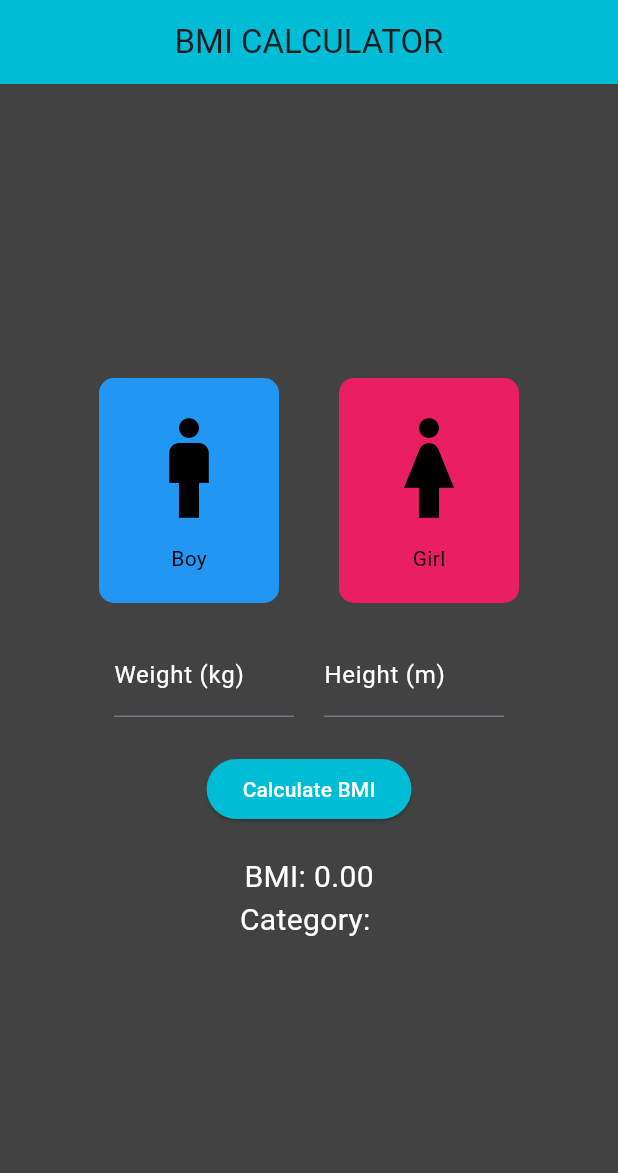
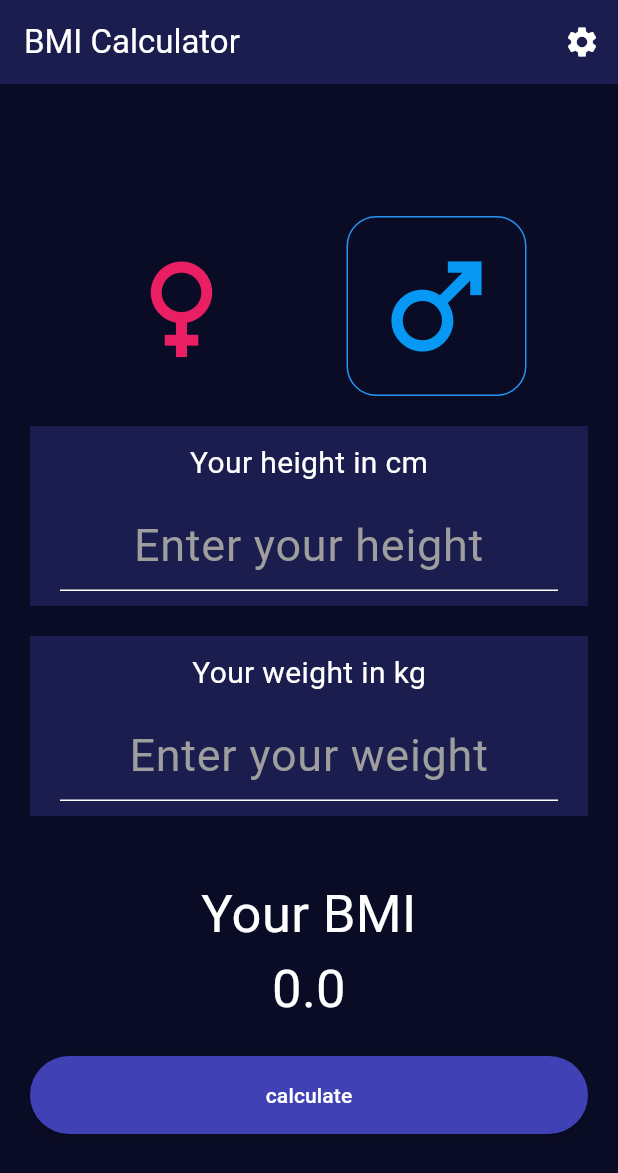
Before and after one commit to yashvara/BMI-Calculator, a Flutter app: the screen it shows after launch, on a phone screen of 412 x 824 dp. Shown: the top 1173 px of the screen. Run offline on Flutter 3.47's test engine with Material 2 defaults, Android fonts, the phone set to English and light mode, and no system bars.

Commit message:
Updated layout with Blue Theme

```diff
--- /dev/null
+++ b/lib/bmi_calculator.dart
@@ -0,0 +1,218 @@
+import 'package:flutter/material.dart';
+
+class Bmi_Calculator extends StatefulWidget {
+  const Bmi_Calculator(
+      {super.key}); // Constructor for the BMI calculator widget.
+
+  @override
+  State<Bmi_Calculator> createState() => _Bmi_CalculatorState();
+}
+
+class _Bmi_CalculatorState extends State<Bmi_Calculator> {
+  bool isFemaleSelected = false;
+  bool isMaleSelected = true; // Set male as the default gender
+  double height = 0.0;
+  double weight = 0.0;
+  double bmi = 0.0; // Initialize BMI to 0.0
+
+  @override
+  Widget build(BuildContext context) {
+    return Scaffold(
+      appBar: AppBar(
+        title: Text("BMI Calculator"), // App bar title
+        backgroundColor:
+            Color.fromARGB(255, 28, 29, 79), // App bar background color
+        foregroundColor: Colors.white, // App bar text color
+        actions: <Widget>[
+          Padding(
+            padding: EdgeInsets.only(left: 6.0),
+            child: IconButton(
+              onPressed: () {},
+              icon: Icon(Icons.settings), // Settings icon in app bar
+            ),
+          ),
+        ],
+      ),
+      body: Container(
+        padding: EdgeInsets.all(20),
+        color: Color.fromARGB(
+            255, 10, 12, 37), // Background color of the main container
+        child: Column(
+          mainAxisAlignment: MainAxisAlignment
+              .center, // Align contents vertically in the middle
+
+          children: [
+            SizedBox(height: 20), // Empty space for layout
+            Row(
+              mainAxisAlignment: MainAxisAlignment.center,
+              children: [
+                Container(
+                  width: 120,
+                  height: 120,
+                  decoration: BoxDecoration(
+                    borderRadius: BorderRadius.all(Radius.circular(20)),
+                    border: Border.all(
+                      color:
+                          isFemaleSelected ? Colors.blue : Colors.transparent,
+                      width: 1,
+                    ),
+                    shape: BoxShape.rectangle,
+                    color: Color.fromARGB(255, 10, 12, 37),
+                  ),
+                  child: InkWell(
+                    borderRadius: BorderRadius.circular(100),
+                    onTap: () {
+                      setState(() {
+                        isFemaleSelected = true;
+                        isMaleSelected = false;
+                      });
+                    },
+                    child: Center(
+                      child: Icon(
+                        Icons.female,
+                        size: 90,
+                        color: Colors.pink,
+                      ),
+                    ),
+                  ),
+                ),
+                SizedBox(
+                    width: 50), // Empty space between female and male icons
+                Container(
+                  width: 120,
+                  height: 120,
+                  decoration: BoxDecoration(
+                    borderRadius: BorderRadius.all(Radius.circular(20)),
+                    border: Border.all(
+                      color: isMaleSelected ? Colors.blue : Colors.transparent,
+                      width: 1,
+                    ),
+                    color: Color.fromARGB(255, 10, 12, 37),
+                  ),
+                  child: InkWell(
+                    borderRadius: BorderRadius.circular(100),
+                    onTap: () {
+                      setState(() {
+                        isMaleSelected = true;
+                        isFemaleSelected = false;
+                      });
+                    },
+                    child: Center(
+                      child: Icon(
+                        Icons.male,
+                        size: 90,
+                        color: Color.fromARGB(255, 7, 152, 243),
+                      ),
+                    ),
+                  ),
+                ),
+              ],
+            ),
+            SizedBox(height: 20), // Empty space for layout
+            Container(
+              color: Color.fromARGB(255, 28, 29, 79),
+              padding: EdgeInsets.symmetric(horizontal: 20, vertical: 10),
+              child: Column(
+                mainAxisAlignment: MainAxisAlignment.center,
+                children: [
+                  Text(
+                    'Your height in cm', // Text indicating the height input
+                    style: TextStyle(
+                      color: Colors.white,
+                      fontSize: 20,
+                    ),
+                  ),
+                  SizedBox(height: 10), // Empty space for layout
+                  Center(
+                    child: TextField(
+                      onChanged: (value) => {height = double.parse(value)},
+                      textAlign: TextAlign.center,
+                      style: TextStyle(color: Colors.white, fontSize: 30),
+                      decoration: InputDecoration(
+                        enabledBorder: UnderlineInputBorder(
+                          borderSide: BorderSide(color: Colors.white),
+                        ),
+                        focusedBorder: UnderlineInputBorder(
+                          borderSide: BorderSide(color: Colors.blue),
+                        ),
+                        hintText:
+                            'Enter your height', // Placeholder text for height input
+                        hintStyle: TextStyle(color: Colors.grey),
+                      ),
+                    ),
+                  ),
+                ],
+              ),
+            ),
+            SizedBox(height: 20), // Empty space for layout
+            Container(
+              color: Color.fromARGB(255, 28, 29, 79),
+              padding: EdgeInsets.symmetric(horizontal: 20, vertical: 10),
+              child: Column(
+                mainAxisAlignment: MainAxisAlignment.center,
+                children: [
+                  Text(
+                    'Your weight in kg', // Text indicating the weight input
+                    style: TextStyle(
+                      color: Colors.white,
+                      fontSize: 20,
+                    ),
+                  ),
+                  SizedBox(height: 10), // Empty space for layout
+                  Center(
+                    child: TextField(
+                      onChanged: (value) => {weight = double.parse(value)},
+                      textAlign: TextAlign.center,
+                      style: TextStyle(color: Colors.white, fontSize: 30),
+                      decoration: InputDecoration(
+                        enabledBorder: UnderlineInputBorder(
+                          borderSide: BorderSide(color: Colors.white),
+                        ),
+                        focusedBorder: UnderlineInputBorder(
+                          borderSide: BorderSide(color: Colors.blue),
+                        ),
+                        hintText:
+                            'Enter your weight', // Placeholder text for weight input
+                        hintStyle: TextStyle(color: Colors.grey),
+                      ),
+                    ),
+                  ),
+                ],
+              ),
+            ),
+            SizedBox(height: 40), // Empty space for layout
+            Center(
+              child: Text(
+                'Your BMI\n$bmi', // Display the calculated BMI
+                textAlign: TextAlign.center,
+                style: TextStyle(
+                  color: Colors.white,
+                  fontSize: 35,
+                ),
+              ),
+            ),
+            SizedBox(height: 20), // Empty space for layout
+            ElevatedButton(
+              onPressed: () {
+                setState(() {
+                  bmi = (weight / ((height / 100) * (height / 100)))
+                      .toDouble(); // Calculate BMI
+                  bmi = double.parse(
+                      bmi.toStringAsFixed(1)); // Round BMI to one decimal place
+                });
+              },
+              child: Text('calculate'), // Button text
+              style: ElevatedButton.styleFrom(
+                foregroundColor: Colors.white,
+                primary: Color.fromARGB(
+                    255, 63, 65, 181), // Set background color to purple
+                padding: EdgeInsets.all(16), // Add padding
+                minimumSize: Size(double.infinity, 48), // Set width to full
+              ),
+            ),
+          ],
+        ),
+      ),
+    );
+  }
+}
--- a/lib/bmi_page.dart
+++ /dev/null
@@ -1,186 +0,0 @@
-import 'package:flutter/material.dart';
-
-class BmiCal extends StatefulWidget {
-  const BmiCal({super.key});
-
-  @override
-  State<BmiCal> createState() => _BmiCalState();
-}
-
-class _BmiCalState extends State<BmiCal> {
-  String selectedGender = '';
-  TextEditingController weightController = TextEditingController();
-  TextEditingController heightController = TextEditingController();
-  double bmiResult = 0.0;
-  String bmiCategory = '';
-
-  void selectGender(String gender) {
-    setState(() {
-      selectedGender = gender;
-    });
-  }
-
-  double calculateBMI(double weight, double height) {
-    if (weight <= 0 || height <= 0) {
-      return 0.0;
-    }
-    return weight / (height * height);
-  }
-
-  String determineBMICategory(double bmi, String gender) {
-    if (gender == 'Boy') {
-      if (bmi < 18.5) {
-        return 'Underweight (Male)';
-      } else if (bmi >= 18.5 && bmi < 24.9) {
-        return 'Normal (Male)';
-      } else if (bmi >= 25 && bmi < 29.9) {
-        return 'Overweight (Male)';
-      } else {
-        return 'Obese (Male)';
-      }
-    } else if (gender == 'Girl') {
-      if (bmi < 18.5) {
-        return 'Underweight (Female)';
-      } else if (bmi >= 18.5 && bmi < 24.9) {
-        return 'Normal (Female)';
-      } else if (bmi >= 25 && bmi < 29.9) {
-        return 'Overweight (Female)';
-      } else {
-        return 'Obese (Female)';
-      }
-    }
-    return 'Invalid Gender';
-  }
-
-  Widget buildGenderOption(IconData icon, String label, Color color) {
-    return GestureDetector(
-      onTap: () {
-        selectGender(label);
-      },
-      child: Container(
-        width: 120,
-        height: 150,
-        decoration: BoxDecoration(
-          borderRadius: BorderRadius.circular(10),
-          color: color,
-        ),
-        child: Column(
-          mainAxisAlignment: MainAxisAlignment.center,
-          children: [
-            Icon(
-              icon,
-              size: 80,
-              color: selectedGender == label ? Colors.white : Colors.black,
-            ),
-            SizedBox(height: 10),
-            Text(
-              label,
-              style: TextStyle(
-                color: selectedGender == label ? Colors.white : Colors.black,
-              ),
-            ),
-          ],
-        ),
-      ),
-    );
-  }
-
-  Widget buildCustomTextField(TextEditingController controller, String label) {
-    return Container(
-      width: 120,
-      height: 60,
-      child: TextField(
-        controller: controller,
-        keyboardType: TextInputType.number,
-        style: TextStyle(color: Colors.white),
-        decoration: InputDecoration(
-          labelText: label,
-          labelStyle: TextStyle(color: Colors.white), // Change label color
-        ),
-      ),
-    );
-  }
-
-  void calculateAndUpdateBMI() {
-    double weight = double.tryParse(weightController.text) ?? 0;
-    double height = double.tryParse(heightController.text) ?? 0;
-    String gender = selectedGender;
-    double bmi = calculateBMI(weight, height);
-    String category = determineBMICategory(bmi, gender);
-
-    setState(() {
-      bmiResult = bmi;
-      bmiCategory = category;
-    });
-  }
-
-  @override
-  void dispose() {
-    weightController.dispose();
-    heightController.dispose();
-    super.dispose();
-  }
-
-  @override
-  Widget build(BuildContext context) {
-    return Scaffold(
-      appBar: AppBar(
-        title: Center(child: Text('BMI CALCULATOR')),
-        backgroundColor: Colors.cyan, // Dark theme app bar color
-      ),
-      body: Container(
-        color: Colors.grey[800], // Dark theme background color
-        child: Center(
-          child: Column(
-            mainAxisAlignment: MainAxisAlignment.center,
-            children: [
-              Row(
-                mainAxisAlignment: MainAxisAlignment.center,
-                children: [
-                  buildGenderOption(Icons.man, 'Boy', Colors.blue),
-                  SizedBox(width: 40),
-                  buildGenderOption(Icons.woman, 'Girl', Colors.pink),
-                ],
-              ),
-              SizedBox(height: 20),
-              Row(
-                mainAxisAlignment: MainAxisAlignment.center,
-                children: [
-                  buildCustomTextField(weightController, 'Weight (kg)'),
-                  SizedBox(width: 20),
-                  buildCustomTextField(heightController, 'Height (m)'),
-                ],
-              ),
-              SizedBox(height: 20),
-              ElevatedButton(
-                onPressed: calculateAndUpdateBMI,
-                style: ElevatedButton.styleFrom(
-                  backgroundColor: Colors.cyan, // Change button background color
-                ),
-                child: Text(
-                  'Calculate BMI',
-                  style: TextStyle(
-                    color: Colors.white, // Change text color to white
-                  ),
-                ),
-              ),
-
-
-              SizedBox(height: 20),
-              Text(
-                'BMI: ${bmiResult.toStringAsFixed(2)}',
-                style: TextStyle(
-                    fontSize: 20, color: Colors.white), // Change text color
-              ),
-              Text(
-                'Category: $bmiCategory',
-                style: TextStyle(
-                    fontSize: 20, color: Colors.white), // Change text color
-              ),
-            ],
-          ),
-        ),
-      ),
-    );
-  }
-}
--- a/lib/main.dart
+++ b/lib/main.dart
@@ -1,6 +1,6 @@
 import 'package:flutter/material.dart';
 
-import 'bmi_page.dart';
+import 'bmi_calculator.dart';
 
 void main() {
   runApp(const MyApp());
@@ -12,13 +12,14 @@ class MyApp extends StatelessWidget {
   // This widget is the root of your application.
   @override
   Widget build(BuildContext context) {
+
     return MaterialApp(
-      title: 'Flutter Demo',
+      title: 'BMI Calculator',
       theme: ThemeData(
         colorScheme: ColorScheme.fromSeed(seedColor: Colors.deepPurple),
         useMaterial3: true,
       ),
-      home: const BmiCal(),
+      home: const Bmi_Calculator(),
     );
   }
 }
```
Also changed, not shown: output.png (added).
